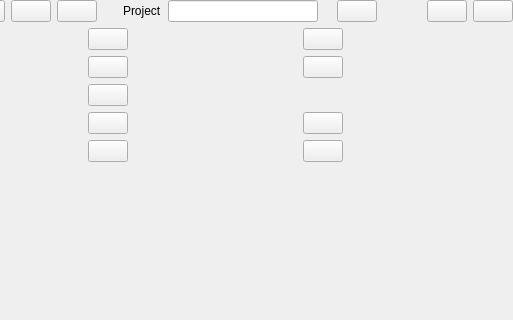
Above: src/Editor/EditorActionBar.ui from RemotelyChaotic/JOIPEngine before the change; both pictures show x 81 to 594 and y 0 to 320 of the 594 by 1268 pixel window. Below: the same form after it.
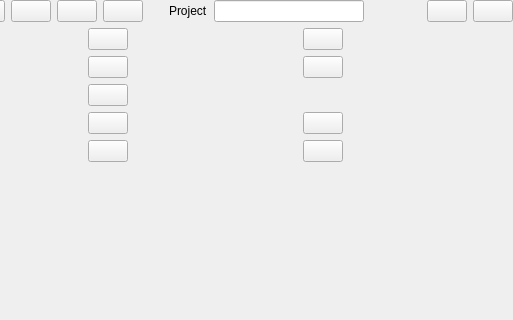
That is the form after the change. Custom widgets are drawn as their Qt base class.

What changed in the file:
```diff
--- a/src/Editor/EditorActionBar.ui
+++ b/src/Editor/EditorActionBar.ui
@@ -120,6 +120,22 @@
         </property>
        </widget>
       </item>
+      <item>
+       <widget class="CShortcutButton" name="ToolsButton">
+        <property name="sizePolicy">
+         <sizepolicy hsizetype="Fixed" vsizetype="Fixed">
+          <horstretch>0</horstretch>
+          <verstretch>0</verstretch>
+         </sizepolicy>
+        </property>
+        <property name="toolTip">
+         <string>Tools</string>
+        </property>
+        <property name="text">
+         <string/>
+        </property>
+       </widget>
+      </item>
       <item>
        <spacer name="horizontalSpacer_2">
         <property name="orientation">
@@ -184,22 +200,6 @@
         </property>
        </widget>
       </item>
-      <item>
-       <widget class="CShortcutButton" name="ToolsButton">
-        <property name="sizePolicy">
-         <sizepolicy hsizetype="Fixed" vsizetype="Fixed">
-          <horstretch>0</horstretch>
-          <verstretch>0</verstretch>
-         </sizepolicy>
-        </property>
-        <property name="toolTip">
-         <string>Tools</string>
-        </property>
-        <property name="text">
-         <string/>
-        </property>
-       </widget>
-      </item>
       <item>
        <spacer name="horizontalSpacer">
         <property name="orientation">
```
